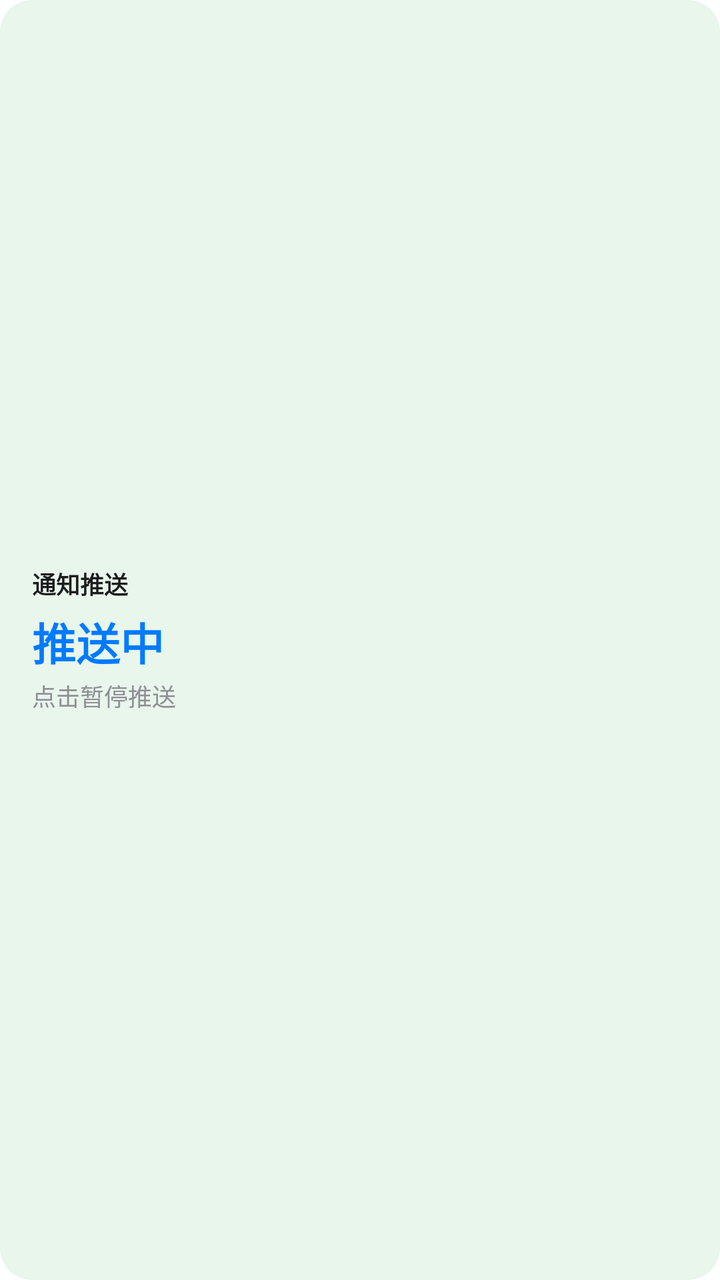
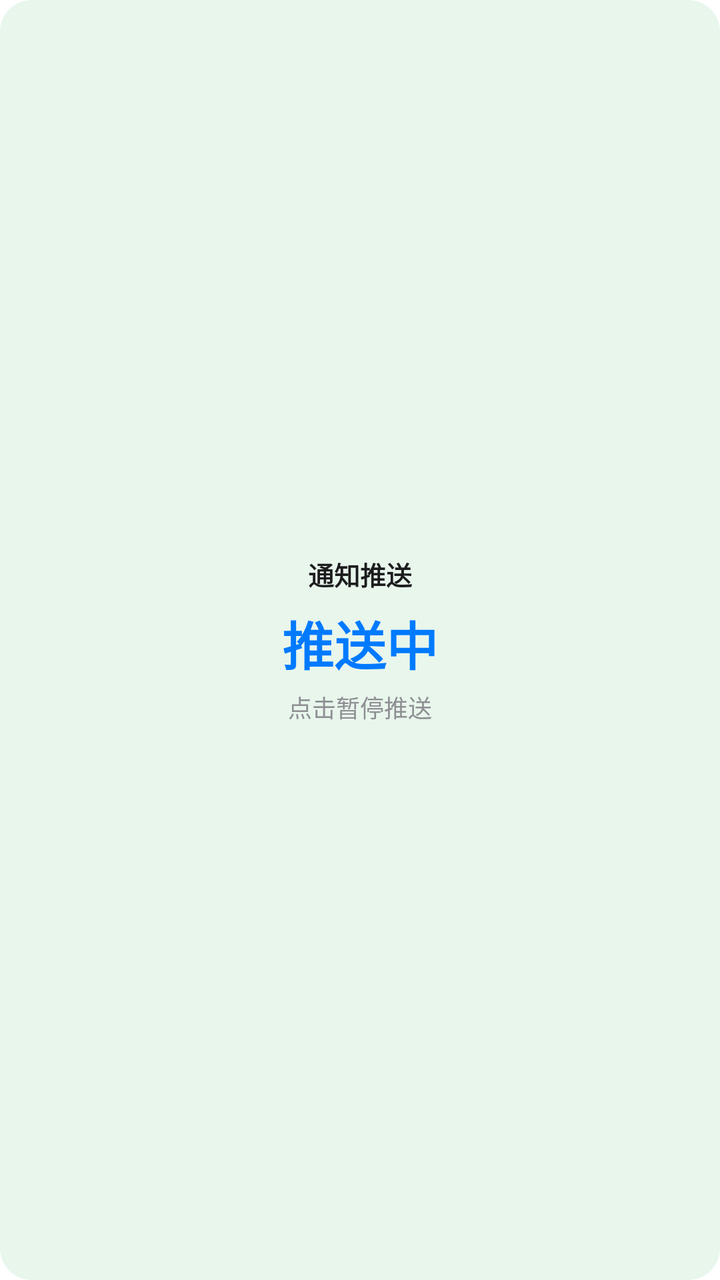

Screens rendered from an Android XML layout before and after an edit, with the pre-edit source and the edit as a unified diff.
<!-- AndroidManifest.xml: fallback theme Theme.MaterialComponents.DayNight.NoActionBar -->
<!-- res/layout/push_toggle_widget.xml -->
<?xml version="1.0" encoding="utf-8"?>
<LinearLayout xmlns:android="http://schemas.android.com/apk/res/android"
    android:id="@+id/widget_root"
    android:layout_width="match_parent"
    android:layout_height="match_parent"
    android:orientation="vertical"
    android:background="@drawable/widget_bg_active"
    android:gravity="center_vertical"
    android:padding="16dp">

    <TextView
        android:id="@+id/widget_title"
        android:layout_width="wrap_content"
        android:layout_height="wrap_content"
        android:text="通知推送"
        android:textColor="#1C1C1E"
        android:textSize="12sp"
        android:textStyle="bold" />

    <TextView
        android:id="@+id/widget_status"
        android:layout_width="wrap_content"
        android:layout_height="wrap_content"
        android:layout_marginTop="4dp"
        android:text="推送中"
        android:textColor="#007AFF"
        android:textSize="22sp"
        android:textStyle="bold" />

    <TextView
        android:id="@+id/widget_hint"
        android:layout_width="wrap_content"
        android:layout_height="wrap_content"
        android:layout_marginTop="2dp"
        android:text="点击暂停推送"
        android:textColor="#8E8E93"
        android:textSize="12sp" />

</LinearLayout>
<!-- resources referenced by this layout -->
<resources>
  <!-- drawable widget_bg_active (drawable) -->
  <?xml version="1.0" encoding="utf-8"?>
  <shape xmlns:android="http://schemas.android.com/apk/res/android"
      android:shape="rectangle">
      <corners android:radius="16dp" />
      <solid android:color="#E8F6EC" />
  </shape>
</resources>

<!-- the commit's change to res/layout/push_toggle_widget.xml (unified diff, before → after) -->
@@ -5,7 +5,7 @@
     android:layout_height="match_parent"
     android:orientation="vertical"
     android:background="@drawable/widget_bg_active"
-    android:gravity="center_vertical"
+    android:gravity="center"
     android:padding="16dp">
 
     <TextView
@@ -14,24 +14,24 @@
         android:layout_height="wrap_content"
         android:text="通知推送"
         android:textColor="#1C1C1E"
-        android:textSize="12sp"
+        android:textSize="13sp"
         android:textStyle="bold" />
 
     <TextView
         android:id="@+id/widget_status"
         android:layout_width="wrap_content"
         android:layout_height="wrap_content"
-        android:layout_marginTop="4dp"
+        android:layout_marginTop="6dp"
         android:text="推送中"
         android:textColor="#007AFF"
-        android:textSize="22sp"
+        android:textSize="26sp"
         android:textStyle="bold" />
 
     <TextView
         android:id="@+id/widget_hint"
         android:layout_width="wrap_content"
         android:layout_height="wrap_content"
-        android:layout_marginTop="2dp"
+        android:layout_marginTop="4dp"
         android:text="点击暂停推送"
         android:textColor="#8E8E93"
         android:textSize="12sp" />
